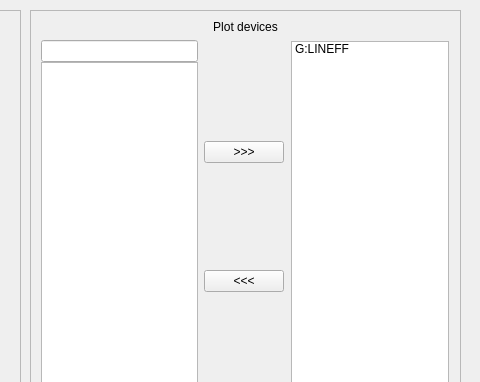
Qt form gui_window.ui (rsharankova/LinacDeviceScan) before a commit; both pictures show x 390 to 870 and y 0 to 382 of the 870 by 650 pixel window.
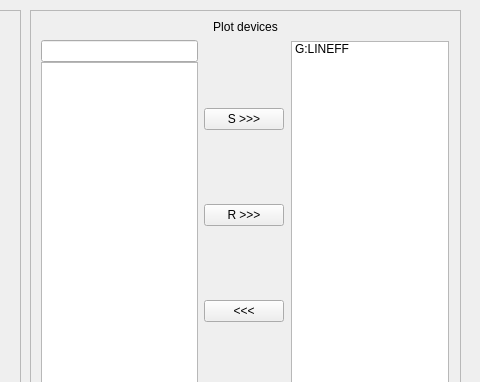
The same form after that commit.

Commit message: working on plotting setting property

The edit to the form file:
```diff
--- a/gui_window.ui
+++ b/gui_window.ui
@@ -69,10 +69,23 @@
        </item>
        <item>
         <layout class="QVBoxLayout" name="verticalLayout_6">
+         <item>
+          <widget class="QPushButton" name="addS_pushButton">
+           <property name="toolTip">
+            <string extracomment="plot setting property"/>
+           </property>
+           <property name="toolTipDuration">
+            <number>2</number>
+           </property>
+           <property name="text">
+            <string>S &gt;&gt;&gt;</string>
+           </property>
+          </widget>
+         </item>
          <item>
           <widget class="QPushButton" name="add_pushButton">
            <property name="text">
-            <string>&gt;&gt;&gt;</string>
+            <string>R &gt;&gt;&gt;</string>
            </property>
           </widget>
          </item>
```
Left out of the diff: 6 changed lines with no effect on the pictures. The commit also changes 1 other file.
